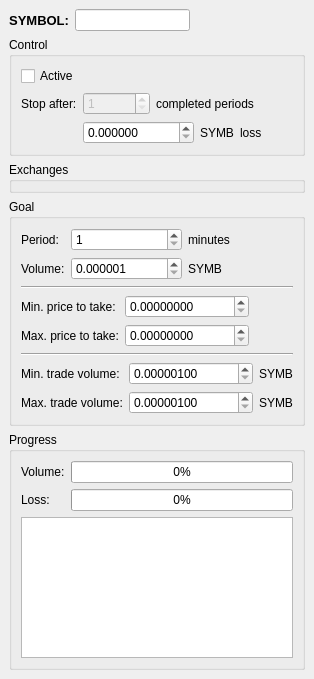
This is sources/Strategies/MarketMaker/TakerStrategyWindow.ui in alimogh/trdk as Qt 5 draws it before an edit. The edited form follows.
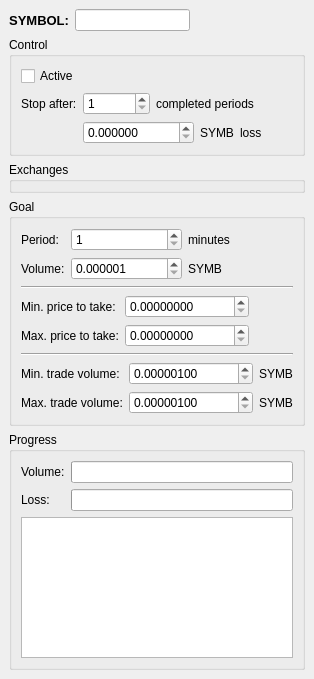
This is the edited form.

Commit message: Debugging Taker Market Making Strategy...

```diff
--- a/sources/Strategies/MarketMaker/TakerStrategyWindow.ui
+++ b/sources/Strategies/MarketMaker/TakerStrategyWindow.ui
@@ -130,9 +130,6 @@
           <layout class="QHBoxLayout" name="horizontalLayout_3">
            <item>
             <widget class="QSpinBox" name="stopAfterNumberOfPeriods">
-             <property name="enabled">
-              <bool>false</bool>
-             </property>
              <property name="minimum">
               <number>1</number>
              </property>
@@ -419,11 +416,7 @@
           </widget>
          </item>
          <item row="1" column="1">
-          <widget class="QProgressBar" name="lossBar">
-           <property name="value">
-            <number>0</number>
-           </property>
-          </widget>
+          <widget class="QProgressBar" name="lossBar"/>
          </item>
          <item row="1" column="0">
           <widget class="QLabel" name="label_3">
@@ -433,11 +426,7 @@
           </widget>
          </item>
          <item row="0" column="1">
-          <widget class="QProgressBar" name="volumeBar">
-           <property name="value">
-            <number>0</number>
-           </property>
-          </widget>
+          <widget class="QProgressBar" name="volumeBar"/>
          </item>
         </layout>
        </item>
```
The commit also changes 3 other files.
